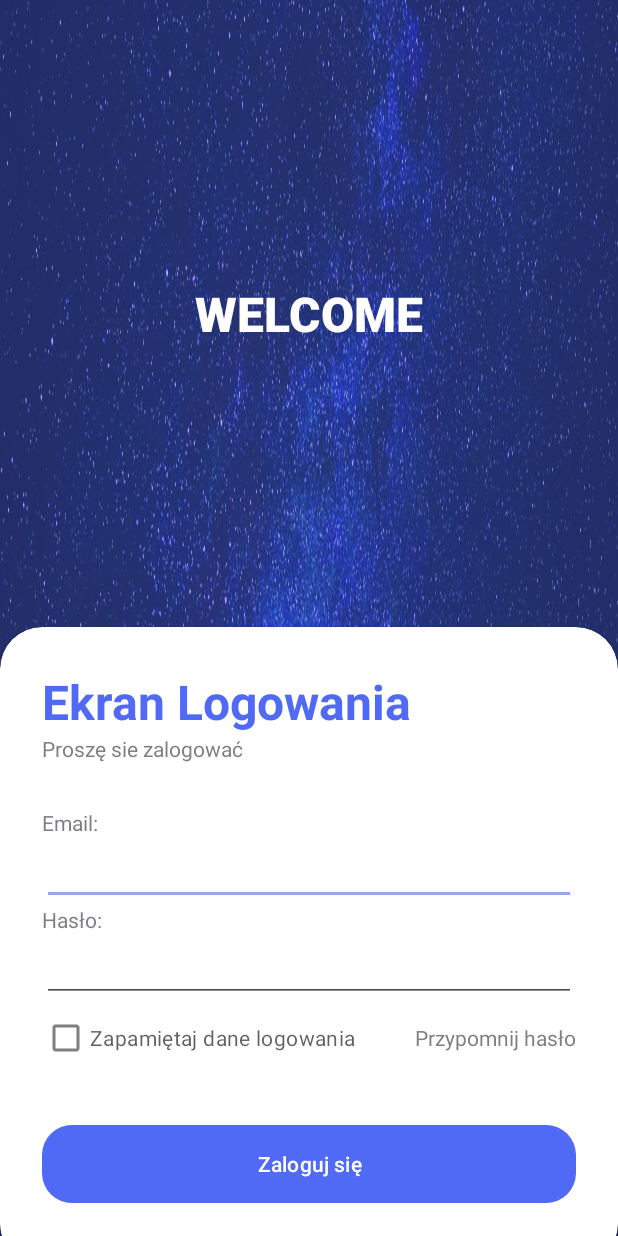
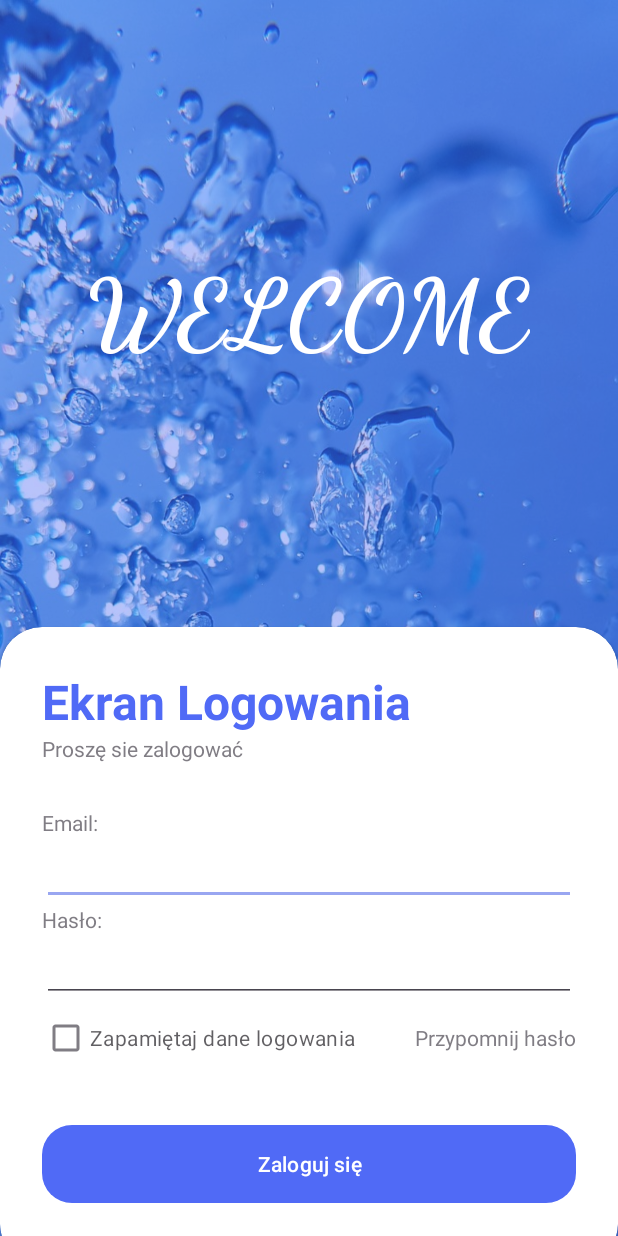
Before and after one commit to Plastuszko/Projekt_licencjacki, an Android app: the screen it shows after launch (login_screen), on a phone screen of 412 x 824 dp. Run offline under Robolectric (Android 15) with nearby library versions, the phone set to English and light mode, and no system bars; our stand-ins replace Firebase (no records; nobody signed in at launch, a user with empty details on screens opened directly).

Commit message:
add upload Programs, add photo for background and make it look

```diff
--- a/app/src/main/res/layout/login_screen.xml
+++ b/app/src/main/res/layout/login_screen.xml
@@ -5,7 +5,7 @@
     android:layout_width="match_parent"
     android:layout_height="match_parent"
     tools:context=".login_screen"
-    android:background="@drawable/background">
+    android:background="@drawable/water_background">
 
     <RelativeLayout
         android:layout_width="match_parent"
@@ -27,8 +27,8 @@
             android:layout_height="wrap_content"
             android:text="WELCOME"
             android:textStyle="bold"
-            android:fontFamily="sans-serif-medium"
-            android:textSize="32sp"
+            android:fontFamily="cursive"
+            android:textSize="64dp"
             android:textColor="@color/white"
             ></TextView>
 
```
Also changed, not shown: app/src/main/java/com/example/projekt_licencjacki/Sala.kt (+25 -0 lines), app/src/main/res/drawable/water_background.jpg (added).
